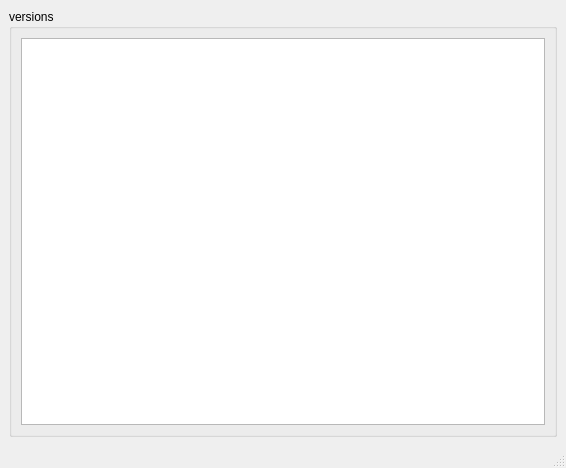
aumanimationstudios/rbhus, file rbhusUI/lib/rbhusPipeVersionsMod.ui: the form before one commit.
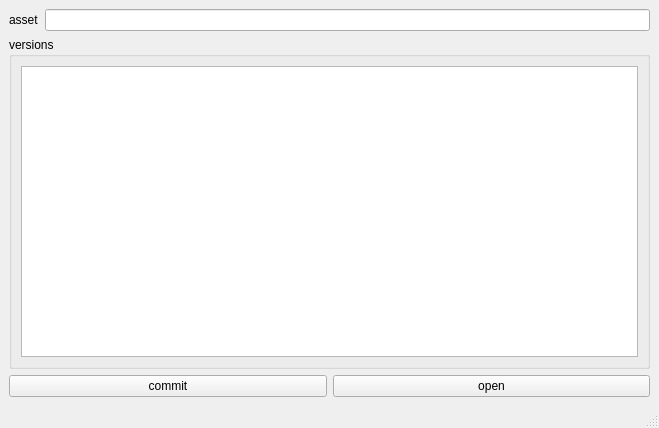
The form after the commit.

Patch:
```diff
--- a/rbhusUI/lib/rbhusPipeVersionsMod.ui
+++ b/rbhusUI/lib/rbhusPipeVersionsMod.ui
@@ -6,8 +6,8 @@
    <rect>
     <x>0</x>
     <y>0</y>
-    <width>566</width>
-    <height>468</height>
+    <width>659</width>
+    <height>428</height>
    </rect>
   </property>
   <property name="windowTitle">
@@ -15,12 +15,50 @@
   </property>
   <widget class="QWidget" name="centralwidget">
    <layout class="QGridLayout" name="gridLayout">
-    <item row="1" column="0">
+    <item row="2" column="0">
+     <widget class="QPushButton" name="pushCommit">
+      <property name="text">
+       <string>commit</string>
+      </property>
+     </widget>
+    </item>
+    <item row="0" column="0" colspan="2">
+     <layout class="QGridLayout" name="gridLayout_2">
+      <item row="0" column="0">
+       <widget class="QLabel" name="label">
+        <property name="frameShadow">
+         <enum>QFrame::Plain</enum>
+        </property>
+        <property name="text">
+         <string>asset</string>
+        </property>
+       </widget>
+      </item>
+      <item row="0" column="1">
+       <widget class="QLineEdit" name="lineEditAssName">
+        <property name="enabled">
+         <bool>true</bool>
+        </property>
+        <property name="readOnly">
+         <bool>true</bool>
+        </property>
+       </widget>
+      </item>
+     </layout>
+    </item>
+    <item row="2" column="1">
+     <widget class="QPushButton" name="pushWork">
+      <property name="text">
+       <string>open</string>
+      </property>
+     </widget>
+    </item>
+    <item row="1" column="0" colspan="2">
      <layout class="QVBoxLayout" name="verticalLayout">
       <item>
        <widget class="QGroupBox" name="groupVersions">
         <property name="sizePolicy">
-         <sizepolicy hsizetype="Preferred" vsizetype="Minimum">
+         <sizepolicy hsizetype="Preferred" vsizetype="MinimumExpanding">
           <horstretch>0</horstretch>
           <verstretch>0</verstretch>
          </sizepolicy>
@@ -47,9 +85,6 @@
       </item>
      </layout>
     </item>
-    <item row="0" column="0">
-     <layout class="QGridLayout" name="gridLayout_2"/>
-    </item>
    </layout>
   </widget>
   <widget class="QMenuBar" name="menubar">
```
Left out of the diff: 12 changed lines with no effect on the pictures.
